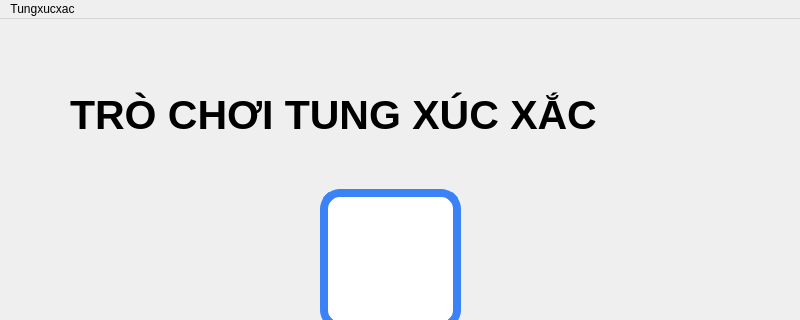
Old version of the form giaodien.ui in the repository Des1r3d/ProjectNhom; both pictures show x 0 to 800 and y 0 to 320 of the 800 by 600 pixel window.
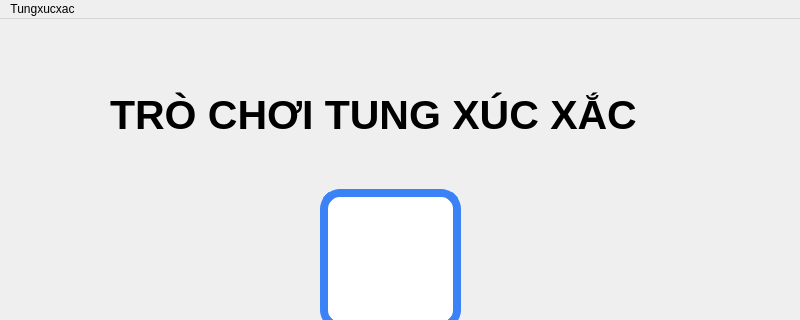
New version of the form.

The edit to the form file:
```diff
--- a/giaodien.ui
+++ b/giaodien.ui
@@ -40,7 +40,7 @@
    <widget class="QLabel" name="label_2">
     <property name="geometry">
      <rect>
-      <x>70</x>
+      <x>110</x>
       <y>60</y>
       <width>711</width>
       <height>71</height>
```
